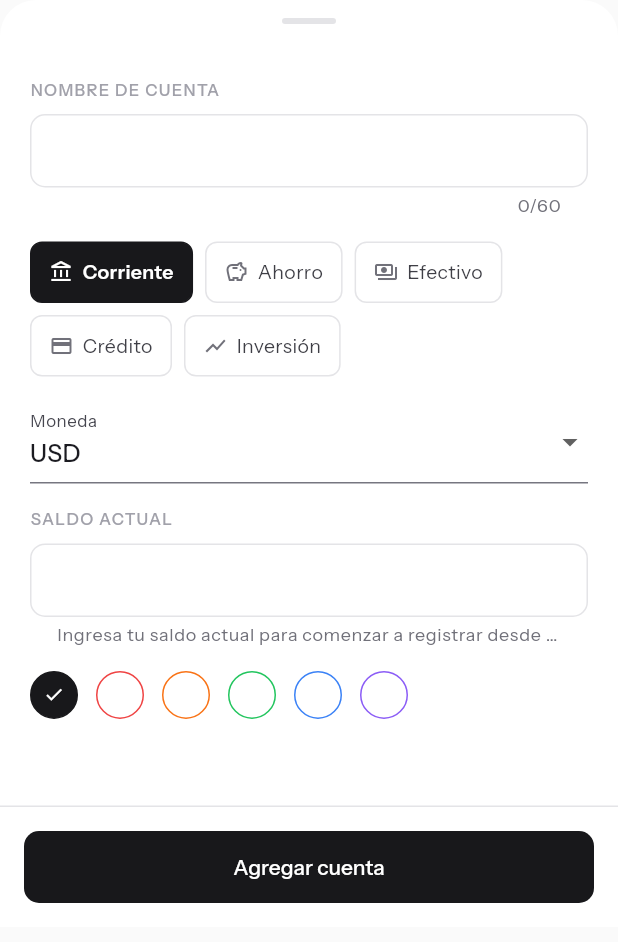
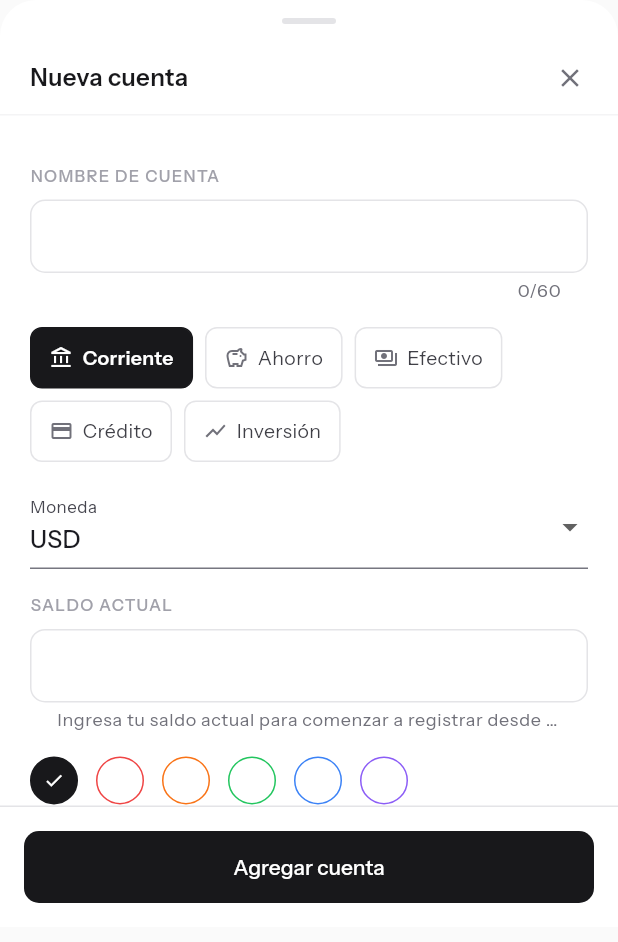
Before and after one commit to atitoch/OrdoFinance, a Flutter app: the AccountFormSheet widget shown alone on an empty page, opened directly, on a phone screen of 412 x 824 dp. Shown: the top 942 px of the screen. Run offline on Flutter 3.47's test engine with Material 3 defaults, Android fonts, the phone set to English and light mode, and no system bars; our stand-ins replace dio, fl_chart, flutter_local_notifications, flutter_riverpod, flutter_secure_storage, go_router and 3 more; missing offline and left inert: ulid; accounts and stored records are empty; project files that could hold a hidden picture were left out.

Commit message:
fix: agregar botón de cierre y título en AccountFormSheet
Co-Authored-By: Claude Sonnet 4.6 <noreply@anthropic.com>

```diff
--- a/lib/features/accounts/widgets/account_form_sheet.dart
+++ b/lib/features/accounts/widgets/account_form_sheet.dart
@@ -81,10 +81,33 @@ class _AccountFormSheetState extends ConsumerState<AccountFormSheet> {
                   borderRadius: BorderRadius.circular(AppSpacing.radiusFull),
                 ),
               ),
+              Padding(
+                padding: const EdgeInsets.fromLTRB(20, 0, 8, 0),
+                child: Row(
+                  children: [
+                    Expanded(
+                      child: Text(
+                        _isEditing ? 'Editar cuenta' : 'Nueva cuenta',
+                        style: GoogleFonts.instrumentSans(
+                          fontSize: 16,
+                          fontWeight: FontWeight.w600,
+                          color: AppColors.gray900,
+                        ),
+                      ),
+                    ),
+                    IconButton(
+                      icon: const Icon(Icons.close, size: 20),
+                      color: AppColors.gray500,
+                      onPressed: () => Navigator.of(context).pop(),
+                    ),
+                  ],
+                ),
+              ),
+              const Divider(height: 1, color: AppColors.gray100),
               Expanded(
                 child: ListView(
                   controller: scrollController,
-                  padding: const EdgeInsets.fromLTRB(20, 8, 20, 24),
+                  padding: const EdgeInsets.fromLTRB(20, 16, 20, 24),
                   children: [
                     OrdoTextField(
                       label: 'NOMBRE DE CUENTA',
```
